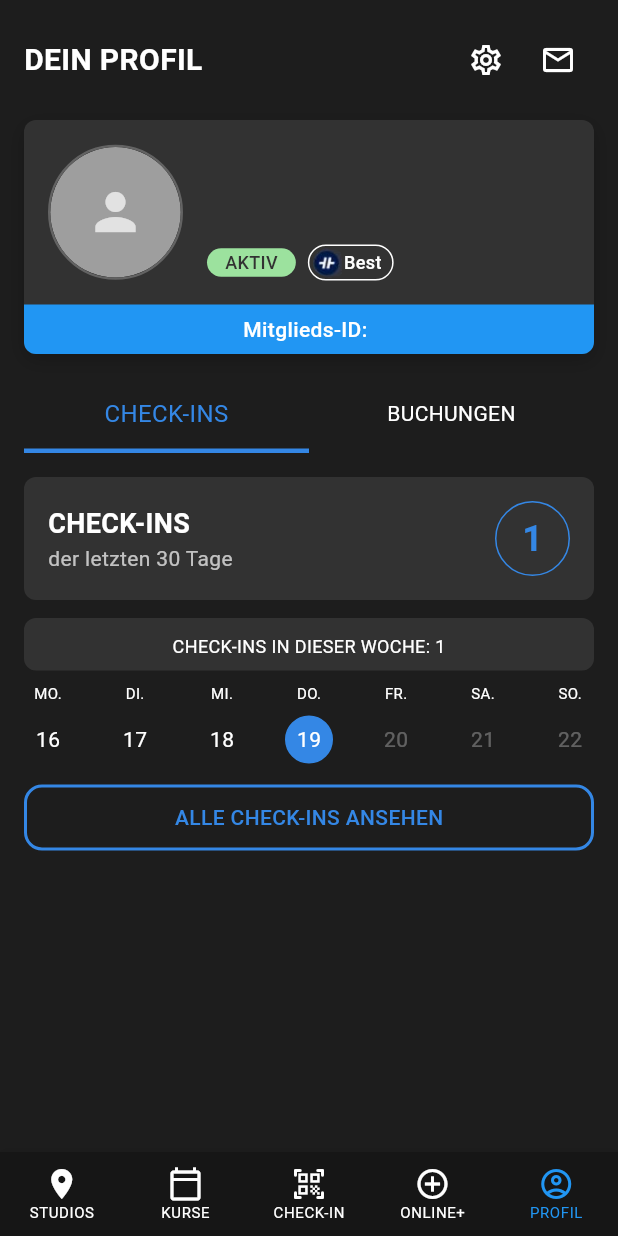
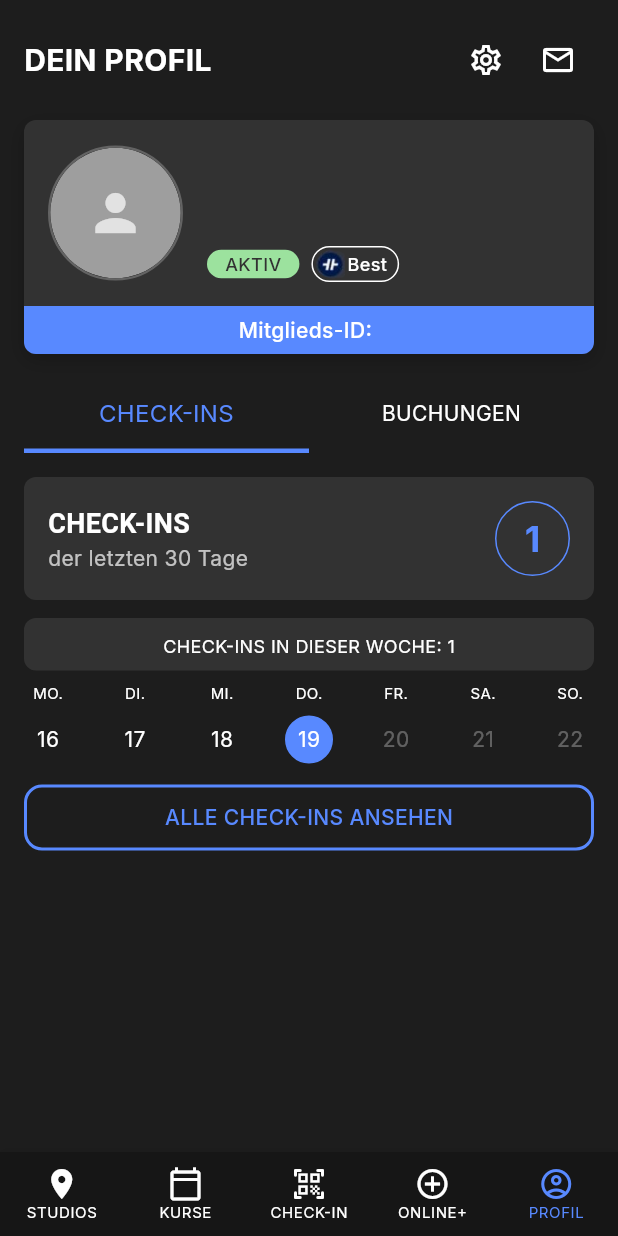
Before and after one commit to MarvinFraembs/Hanse_Fit, a Flutter app: the screen it shows after launch, item 5 of the bottom bar chosen, on a phone screen of 412 x 824 dp. Run offline on Flutter 3.47's test engine with Material 3 defaults, Android fonts, the phone set to English and light mode, and no system bars; our stand-ins replace camera, google_fonts, image_picker, permission_handler, shared_preferences; missing offline and left inert: window_size; Roboto replaces fonts that are missing (SansSerif).

Commit message:
added color and fonts

```diff
--- a/lib/main.dart
+++ b/lib/main.dart
@@ -1,6 +1,7 @@
 // lib/main.dart
 import 'package:flutter/material.dart';
 import 'package:window_size/window_size.dart'; // nur für Desktop → optionale Handy-Größe
+import 'package:google_fonts/google_fonts.dart';
 
 // Deine Screens importieren
 import 'package:hanse_fit_app/ui/main_scaffold.dart';
@@ -18,6 +19,7 @@ void main() async {
   runApp(const HanseFitApp());
 }
 
+
 class HanseFitApp extends StatelessWidget {
   const HanseFitApp({super.key});
 
@@ -26,18 +28,23 @@ class HanseFitApp extends StatelessWidget {
     return MaterialApp(
       title: 'Hanse Fit',
       debugShowCheckedModeBanner: false,
-      color: Colors.black,
       theme: ThemeData(
         useMaterial3: true,
-        scaffoldBackgroundColor: Colors.black,
-        // platform: TargetPlatform.android,  // ← meist nicht nötig → entfernen oder nur bei Bedarf
+        brightness: Brightness.dark, // Stellt sicher, dass die App im Dark Mode startet
+        scaffoldBackgroundColor: const Color(0xFF121217), // Das dunkle Anthrazit aus deinem Bild
+
+        // --- HIER WIRD DIE SCHRIFT GLOBAL EINGEFÜGT ---
+        textTheme: GoogleFonts.interTextTheme(
+          ThemeData(brightness: Brightness.dark).textTheme,
+        ),
+        // ----------------------------------------------
+
         colorScheme: ColorScheme.fromSeed(
-          seedColor: const Color(0xFF1976D2), // z. B. ein Blau-Ton – passe an dein Branding an
-          brightness: Brightness.light,       // oder .dark
+          seedColor: const Color(0xFF5889FF), // Das Blau aus dem ersten Screenshot
+          brightness: Brightness.dark,
         ),
-        // scaffoldBackgroundColor: Colors.white, // optional
       ),
-      home: const IntroScreen(), // ← Start mit dem Lade-/Splash-Screen
+      home: const IntroScreen(),
     );
   }
 }
--- a/lib/ui/main_scaffold.dart
+++ b/lib/ui/main_scaffold.dart
@@ -65,7 +65,7 @@ class _MainScaffoldState extends State<MainScaffold> {
       bottomNavigationBar: BottomNavigationBar(
         type: BottomNavigationBarType.fixed,
         backgroundColor:  Color.fromARGB(255, 22, 22, 22),
-        selectedItemColor: Colors.blue,
+        selectedItemColor: Color.fromARGB(255, 88, 137, 255),
         unselectedItemColor: Colors.white,
         selectedFontSize: 10,
         unselectedFontSize: 10,
--- a/lib/ui/pages/profil_page.dart
+++ b/lib/ui/pages/profil_page.dart
@@ -221,7 +221,7 @@ Widget _defaultAvatar() {
                       width: double.infinity,
                       padding: const EdgeInsets.symmetric(vertical: 6),
                       decoration: const BoxDecoration(
-                        color: Colors.blue,
+                        color: Color.fromARGB(255, 88, 137, 255),
                         borderRadius: BorderRadius.vertical(bottom: Radius.circular(8)),
                       ),
                       child: Row(
@@ -305,7 +305,7 @@ class _CheckInsBuchungenSectionState extends State<CheckInsBuchungenSection> {
                       decoration: BoxDecoration(
                         border: Border(
                           bottom: BorderSide(
-                            color: showCheckIns ? Color.fromARGB(255, 52, 135, 229) : Colors.transparent,
+                            color: showCheckIns ? Color.fromARGB(255, 88, 137, 255) : Colors.transparent,
                             width: 3,
                           ),
                         ),
@@ -314,7 +314,7 @@ class _CheckInsBuchungenSectionState extends State<CheckInsBuchungenSection> {
                         'CHECK-INS',
                         textAlign: TextAlign.center,
                         style: TextStyle(
-                          color: showCheckIns ? Color.fromARGB(255, 52, 135, 229) : Colors.white,
+                          color: showCheckIns ? Color.fromARGB(255, 88, 137, 255) : Colors.white,
                           fontWeight: FontWeight.normal,
                           fontSize: 16,
                         ),
@@ -343,7 +343,7 @@ class _CheckInsBuchungenSectionState extends State<CheckInsBuchungenSection> {
                         'BUCHUNGEN',
                         textAlign: TextAlign.center,
                         style: TextStyle(
-                          color: !showCheckIns ? Color.fromARGB(255, 52, 135, 229) : Colors.white,
+                          color: !showCheckIns ? Color.fromARGB(255, 88, 137, 255) : Colors.white,
                           fontWeight: FontWeight.normal,
                           fontSize: 14,
                         ),
@@ -406,7 +406,7 @@ class _CheckInsBuchungenSectionState extends State<CheckInsBuchungenSection> {
                           decoration: BoxDecoration(
                             borderRadius: BorderRadius.circular(100), // ← Halbe Breite/Höhe für perfekten Kreis
                             border: Border.all(
-                              color:Color.fromARGB(255, 52, 135, 229), // Farbe der Umrandung
+                              color:Color.fromARGB(255, 88, 137, 255), // Farbe der Umrandung
                               width: 1.0, // Dicke der Linie
                             ),
                           ),
@@ -414,7 +414,7 @@ class _CheckInsBuchungenSectionState extends State<CheckInsBuchungenSection> {
                             child: Text(
                               '1',
                               style: TextStyle(
-                                color:Color.fromARGB(255, 52, 135, 229),
+                                color:Color.fromARGB(255, 88, 137, 255),
                                 fontSize: 24,
                                 fontWeight: FontWeight.bold,
                               ),
@@ -478,9 +478,9 @@ class _CheckInsBuchungenSectionState extends State<CheckInsBuchungenSection> {
                               height: 32,
                               decoration: BoxDecoration(
                                 shape: BoxShape.circle,
-                                color: isToday ? Color.fromARGB(255, 52, 135, 229) : Colors.transparent,
+                                color: isToday ? Color.fromARGB(255, 88, 137, 255) : Colors.transparent,
                                 border: Border.all(
-                                  color: isToday ? Color.fromARGB(255, 52, 135, 229) : Colors.transparent,
+                                  color: isToday ? Color.fromARGB(255, 88, 137, 255) : Colors.transparent,
                                   width: 1,
                                 ),
                               ),
@@ -506,7 +506,7 @@ class _CheckInsBuchungenSectionState extends State<CheckInsBuchungenSection> {
                     decoration: BoxDecoration(
                       color: Colors.transparent,
                       border: Border.all(
-                        color: Color.fromARGB(255, 52, 135, 229),
+                        color: Color.fromARGB(255, 88, 137, 255),
                         width: 2,
                       ),
                       borderRadius: BorderRadius.circular(12),
@@ -515,7 +515,7 @@ class _CheckInsBuchungenSectionState extends State<CheckInsBuchungenSection> {
                       child: Text(
                         'ALLE CHECK-INS ANSEHEN',
                         style: TextStyle(
-                          color: Color.fromARGB(255, 52, 135, 229),
+                          color: Color.fromARGB(255, 88, 137, 255),
                           fontSize: 14,
                           fontWeight: FontWeight.w500,
                         ),
--- a/pubspec.yaml
+++ b/pubspec.yaml
@@ -18,6 +18,7 @@ dependencies:
   path: ^1.9.0
   camera: ^0.12.0
   permission_handler: ^11.3.0
+  google_fonts: ^8.0.2
 
 dev_dependencies:
   flutter_test:
```
Also changed, not shown: lib/ui/pages/checkin_page.dart (+12 -12 lines), lib/ui/pages/kurse_page.dart (+5 -5 lines), pubspec.lock, 1 other file.
